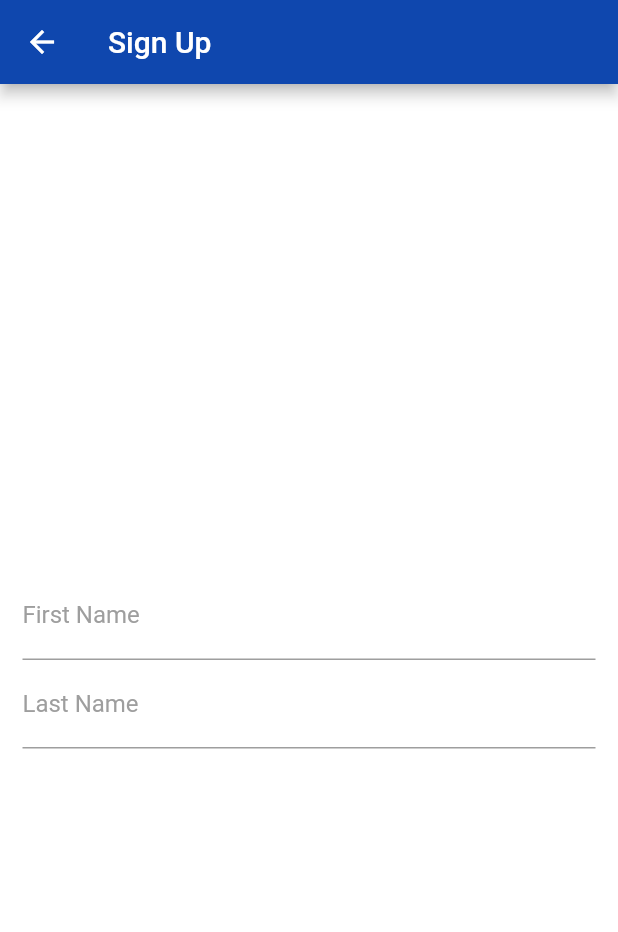
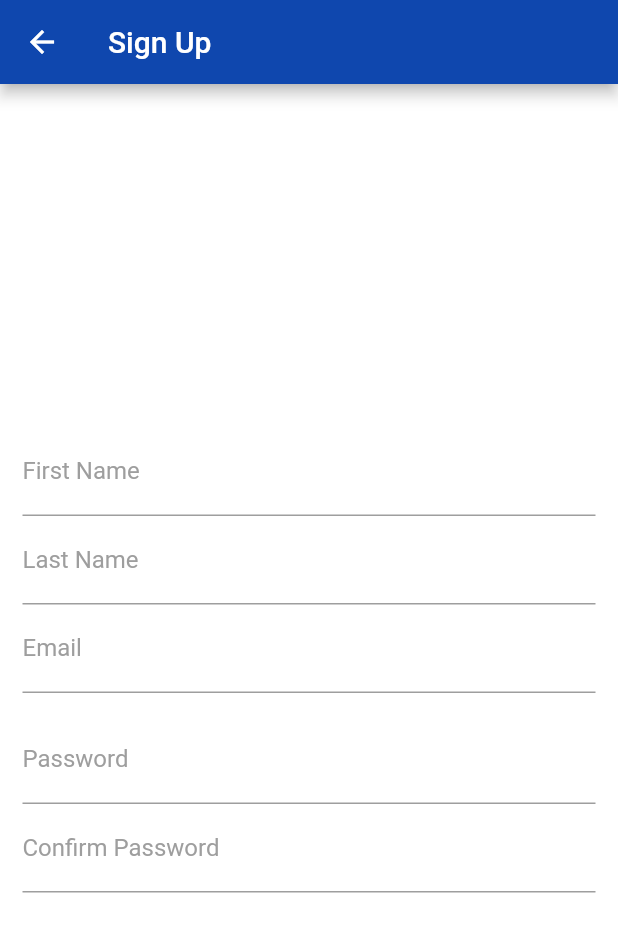
Before and after one commit to lukas-niederstaetter/BoulderApp, a Flutter app: the SignUp screen opened by its route, on a phone screen of 412 x 824 dp. Shown: the top 932 px of the screen. Run offline on Flutter 3.47's test engine with Material 2 defaults, Android fonts, the phone set to English and light mode, and no system bars; our stand-ins replace connectivity_plus, firebase_auth, firebase_core, internet_connection_checker, shared_preferences; accounts and stored records are empty.

Commit message:
Worked on signup.dart and added first visuals

```diff
--- a/lib/login/signup.dart
+++ b/lib/login/signup.dart
@@ -20,6 +20,36 @@ class _SignUpPage extends State<SignUp>{
   final _emailTextController = TextEditingController();
   final _pwdTextController = TextEditingController();
   final _pwdCheckTextController = TextEditingController();
+
+  _validateConfirmPassword(){
+    var password = _pwdTextController.text.trim();
+    var inputPwd = _pwdCheckTextController.text.trim();
+
+    if(password.isEmpty){
+      return "Please confirm your Password";
+    }
+    else if(password.compareTo(inputPwd) != 0){
+      return "Password not confirmed";
+    }
+    else {
+      return null;
+    }
+  }
+
+  _validatePassword(){
+    var password = _pwdTextController.text.trim();
+    RegExp regex =
+      RegExp(r'^(?=.*?[A-Z])(?=.*?[a-z])(?=.*?[0-9])(?=.*?[!@#\$&*~]).{8,}$');
+    if (password.isEmpty) {
+      return 'Please enter your Password';
+    } else {
+      if (!regex.hasMatch(password)) {
+        return 'Please enter a valid Password';
+      } else {
+        return null;
+      }
+    }
+  }
 
   @override
   Widget build(BuildContext context) {
@@ -66,7 +96,48 @@ class _SignUpPage extends State<SignUp>{
                     }
                   },
                 ),
-              )
+              ),
+              Padding(
+                padding: _emailPadding,
+                child: TextFormField(
+                  controller: _emailTextController,
+                  decoration: const InputDecoration(
+                      labelText: 'Email'
+                  ),
+                  validator: (String? value) {
+                    if(value!.isEmpty) {
+                      return "Please enter your Email";
+                    }
+                    else {
+                      return null;
+                    }
+                  },
+                ),
+              ),
+              Padding(
+                padding: _pwdPadding,
+                child: TextFormField(
+                  controller: _pwdTextController,
+                  decoration: const InputDecoration(
+                      labelText: 'Password'
+                  ),
+                  validator: (String? value) {
+                    return _validatePassword();
+                  },
+                ),
+              ),
+              Padding(
+                padding: _namesPadding,
+                child: TextFormField(
+                  controller: _surnameTextController,
+                  decoration: const InputDecoration(
+                      labelText: 'Confirm Password'
+                  ),
+                  validator: (String? value) {
+                      return _validateConfirmPassword();
+                  },
+                ),
+              ),
             ],
           ),
         ),
```
